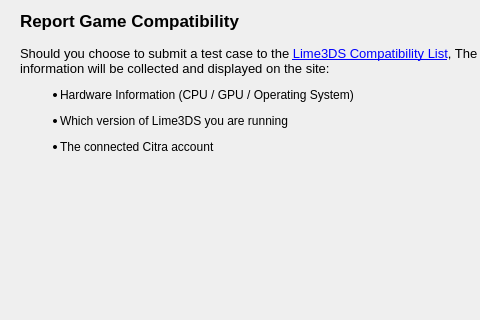
Above: src/lime_qt/compatdb.ui from Lime3DS/Lime3DS before the change; both pictures show x 0 to 480 and y 0 to 320 of the 600 by 482 pixel window. Below: the same form after it.
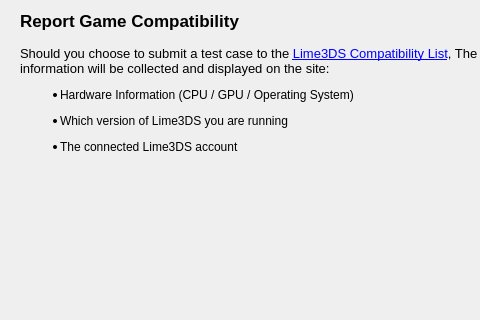
That is the form after the change.

Commit message: Rebrand: Replace remaining Citra references with Lime3DS

```diff
--- a/src/lime_qt/compatdb.ui
+++ b/src/lime_qt/compatdb.ui
@@ -33,7 +33,7 @@
     <item>
      <widget class="QLabel" name="lbl_Spiel">
       <property name="text">
-       <string>&lt;html&gt;&lt;head/&gt;&lt;body&gt;&lt;p&gt;&lt;span style=&quot; font-size:10pt;&quot;&gt;Should you choose to submit a test case to the &lt;/span&gt;&lt;a href=&quot;https://citra-emu.org/game/&quot;&gt;&lt;span style=&quot; font-size:10pt; text-decoration: underline; color:#0000ff;&quot;&gt;Lime3DS Compatibility List&lt;/span&gt;&lt;/a&gt;&lt;span style=&quot; font-size:10pt;&quot;&gt;, The following information will be collected and displayed on the site:&lt;/span&gt;&lt;/p&gt;&lt;ul style=&quot;margin-top: 0px; margin-bottom: 0px; margin-left: 0px; margin-right: 0px; -qt-list-indent: 1;&quot;&gt;&lt;li style=&quot; margin-top:12px; margin-bottom:12px; margin-left:0px; margin-right:0px; -qt-block-indent:0; text-indent:0px;&quot;&gt;Hardware Information (CPU / GPU / Operating System)&lt;/li&gt;&lt;li style=&quot; margin-top:12px; margin-bottom:12px; margin-left:0px; margin-right:0px; -qt-block-indent:0; text-indent:0px;&quot;&gt;Which version of Lime3DS you are running&lt;/li&gt;&lt;li style=&quot; margin-top:12px; margin-bottom:12px; margin-left:0px; margin-right:0px; -qt-block-indent:0; text-indent:0px;&quot;&gt;The connected Citra account&lt;/li&gt;&lt;/ul&gt;&lt;/body&gt;&lt;/html&gt;</string>
+       <string>&lt;html&gt;&lt;head/&gt;&lt;body&gt;&lt;p&gt;&lt;span style=&quot; font-size:10pt;&quot;&gt;Should you choose to submit a test case to the &lt;/span&gt;&lt;a href=&quot;https://citra-emu.org/game/&quot;&gt;&lt;span style=&quot; font-size:10pt; text-decoration: underline; color:#0000ff;&quot;&gt;Lime3DS Compatibility List&lt;/span&gt;&lt;/a&gt;&lt;span style=&quot; font-size:10pt;&quot;&gt;, The following information will be collected and displayed on the site:&lt;/span&gt;&lt;/p&gt;&lt;ul style=&quot;margin-top: 0px; margin-bottom: 0px; margin-left: 0px; margin-right: 0px; -qt-list-indent: 1;&quot;&gt;&lt;li style=&quot; margin-top:12px; margin-bottom:12px; margin-left:0px; margin-right:0px; -qt-block-indent:0; text-indent:0px;&quot;&gt;Hardware Information (CPU / GPU / Operating System)&lt;/li&gt;&lt;li style=&quot; margin-top:12px; margin-bottom:12px; margin-left:0px; margin-right:0px; -qt-block-indent:0; text-indent:0px;&quot;&gt;Which version of Lime3DS you are running&lt;/li&gt;&lt;li style=&quot; margin-top:12px; margin-bottom:12px; margin-left:0px; margin-right:0px; -qt-block-indent:0; text-indent:0px;&quot;&gt;The connected Lime3DS account&lt;/li&gt;&lt;/ul&gt;&lt;/body&gt;&lt;/html&gt;</string>
       </property>
       <property name="wordWrap">
        <bool>true</bool>
```
The commit also changes 1246 other files.
